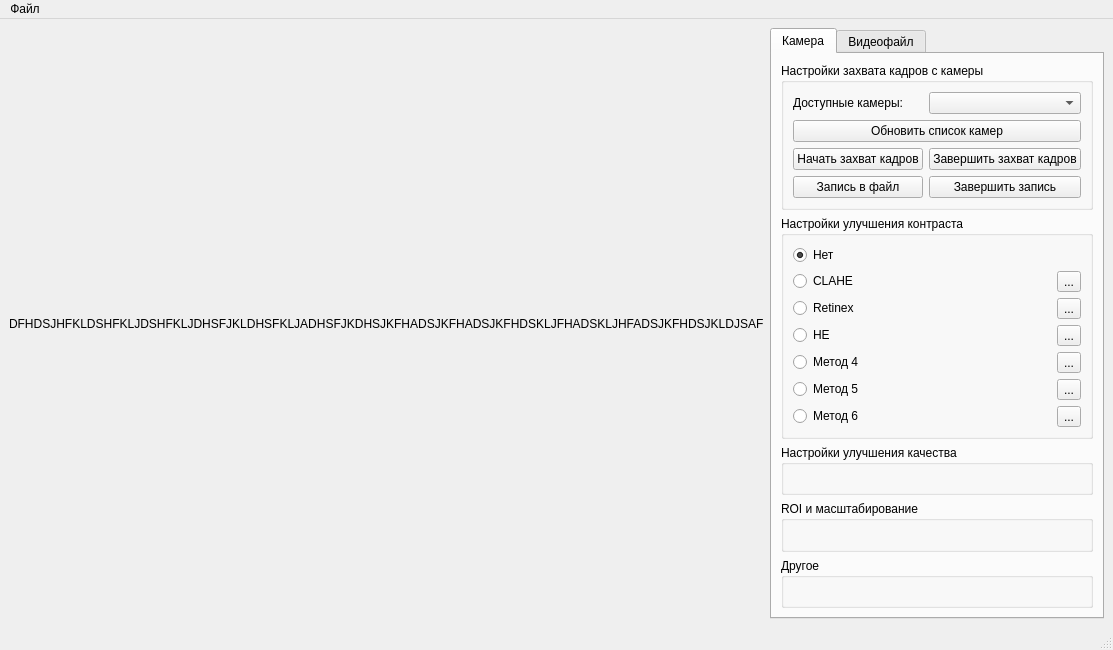
This is ui/main_window.ui in StarAres1/VideoHadler as Qt 5 draws it before an edit. The edited form follows.
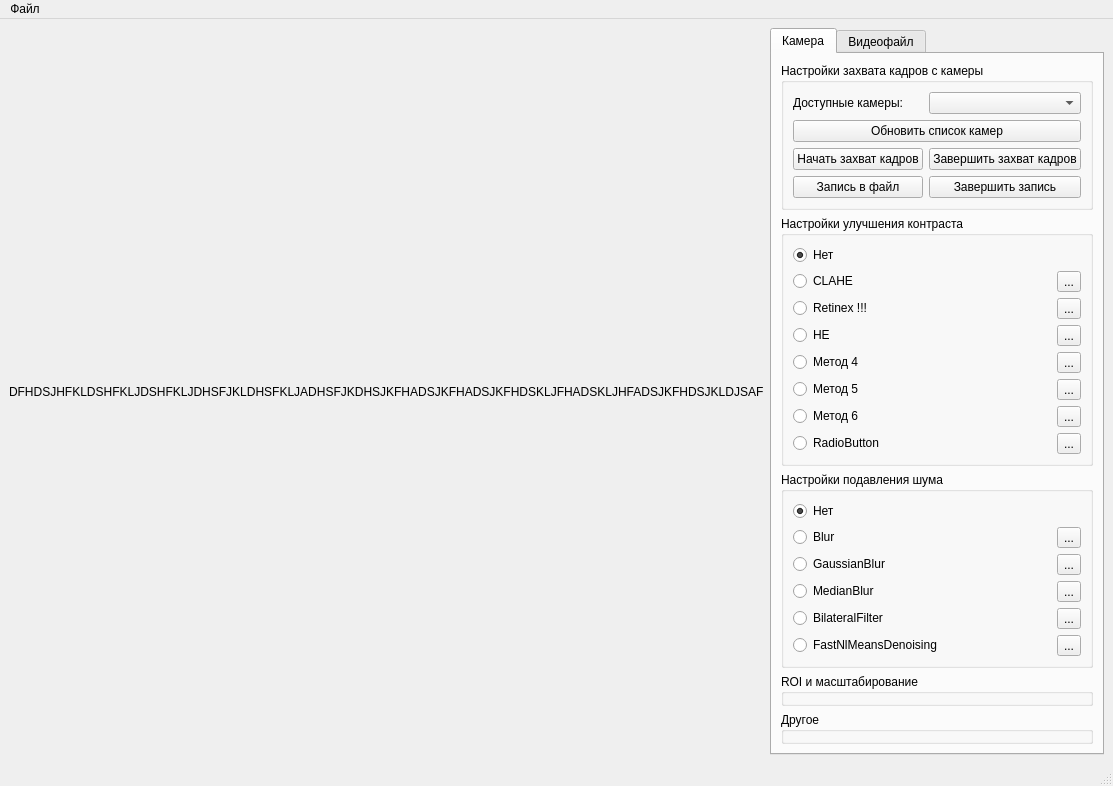
This is the edited form.

Commit message:
Добавлены методы для контрста и шума
Надо для каждого вынести параметры в отдельное диалоговое окно

What changed in the file:
```diff
--- a/ui/main_window.ui
+++ b/ui/main_window.ui
@@ -7,7 +7,7 @@
     <x>0</x>
     <y>0</y>
     <width>1009</width>
-    <height>650</height>
+    <height>704</height>
    </rect>
   </property>
   <property name="windowTitle">
@@ -95,6 +95,16 @@
            <string>Настройки улучшения контраста</string>
           </property>
           <layout class="QGridLayout" name="gridLayout">
+           <item row="0" column="0">
+            <widget class="QRadioButton" name="r_NotImprove">
+             <property name="text">
+              <string>Нет</string>
+             </property>
+             <property name="checked">
+              <bool>true</bool>
+             </property>
+            </widget>
+           </item>
            <item row="4" column="0">
             <widget class="QRadioButton" name="r_HE">
              <property name="text">
@@ -102,13 +112,20 @@
              </property>
             </widget>
            </item>
-           <item row="5" column="1">
-            <widget class="QToolButton" name="toolButton_4">
+           <item row="6" column="1">
+            <widget class="QToolButton" name="toolButton_5">
              <property name="text">
               <string>...</string>
              </property>
             </widget>
            </item>
+           <item row="7" column="0">
+            <widget class="QRadioButton" name="radioButton_6">
+             <property name="text">
+              <string>Метод 6</string>
+             </property>
+            </widget>
+           </item>
            <item row="6" column="0">
             <widget class="QRadioButton" name="radioButton_5">
              <property name="text">
@@ -116,27 +133,6 @@
              </property>
             </widget>
            </item>
-           <item row="6" column="1">
-            <widget class="QToolButton" name="toolButton_5">
-             <property name="text">
-              <string>...</string>
-             </property>
-            </widget>
-           </item>
-           <item row="1" column="1">
-            <widget class="QToolButton" name="bt_CLAHE">
-             <property name="text">
-              <string>...</string>
-             </property>
-            </widget>
-           </item>
-           <item row="3" column="0">
-            <widget class="QRadioButton" name="r_Retinex">
-             <property name="text">
-              <string>Retinex</string>
-             </property>
-            </widget>
-           </item>
            <item row="4" column="1">
             <widget class="QToolButton" name="bt_HE">
              <property name="text">
@@ -144,20 +140,6 @@
              </property>
             </widget>
            </item>
-           <item row="1" column="0">
-            <widget class="QRadioButton" name="r_CLAHE">
-             <property name="text">
-              <string>CLAHE</string>
-             </property>
-            </widget>
-           </item>
-           <item row="3" column="1">
-            <widget class="QToolButton" name="bt_Retinex">
-             <property name="text">
-              <string>...</string>
-             </property>
-            </widget>
-           </item>
            <item row="7" column="1">
             <widget class="QToolButton" name="toolButton_6">
              <property name="text">
@@ -165,10 +147,24 @@
              </property>
             </widget>
            </item>
-           <item row="7" column="0">
-            <widget class="QRadioButton" name="radioButton_6">
+           <item row="1" column="1">
+            <widget class="QToolButton" name="bt_CLAHE">
              <property name="text">
-              <string>Метод 6</string>
+              <string>...</string>
+             </property>
+            </widget>
+           </item>
+           <item row="3" column="0">
+            <widget class="QRadioButton" name="r_Retinex">
+             <property name="text">
+              <string>Retinex !!!</string>
+             </property>
+            </widget>
+           </item>
+           <item row="5" column="1">
+            <widget class="QToolButton" name="toolButton_4">
+             <property name="text">
+              <string>...</string>
              </property>
             </widget>
            </item>
@@ -179,13 +175,31 @@
              </property>
             </widget>
            </item>
-           <item row="0" column="0">
-            <widget class="QRadioButton" name="r_NotImprove">
+           <item row="1" column="0">
+            <widget class="QRadioButton" name="r_CLAHE">
              <property name="text">
-              <string>Нет</string>
+              <string>CLAHE</string>
              </property>
-             <property name="checked">
-              <bool>true</bool>
+            </widget>
+           </item>
+           <item row="3" column="1">
+            <widget class="QToolButton" name="bt_Retinex">
+             <property name="text">
+              <string>...</string>
+             </property>
+            </widget>
+           </item>
+           <item row="8" column="0">
+            <widget class="QRadioButton" name="radioButton">
+             <property name="text">
+              <string>RadioButton</string>
+             </property>
+            </widget>
+           </item>
+           <item row="8" column="1">
+            <widget class="QToolButton" name="toolButton_9">
+             <property name="text">
+              <string>...</string>
              </property>
             </widget>
            </item>
@@ -195,8 +209,90 @@
         <item>
          <widget class="QGroupBox" name="group_enhancement">
           <property name="title">
-           <string>Настройки улучшения качества</string>
+           <string>Настройки подавления шума</string>
           </property>
+          <layout class="QGridLayout" name="gridLayout_3">
+           <item row="5" column="0">
+            <widget class="QRadioButton" name="r_FastNlMeansDenoising">
+             <property name="text">
+              <string>FastNlMeansDenoising</string>
+             </property>
+            </widget>
+           </item>
+           <item row="2" column="1">
+            <widget class="QToolButton" name="toolButton_2">
+             <property name="text">
+              <string>...</string>
+             </property>
+            </widget>
+           </item>
+           <item row="1" column="0">
+            <widget class="QRadioButton" name="r_Blur">
+             <property name="text">
+              <string>Blur</string>
+             </property>
+            </widget>
+           </item>
+           <item row="3" column="0">
+            <widget class="QRadioButton" name="r_MedianBlur">
+             <property name="text">
+              <string>MedianBlur</string>
+             </property>
+            </widget>
+           </item>
+           <item row="3" column="1">
+            <widget class="QToolButton" name="toolButton_3">
+             <property name="text">
+              <string>...</string>
+             </property>
+            </widget>
+           </item>
+           <item row="4" column="1">
+            <widget class="QToolButton" name="toolButton_7">
+             <property name="text">
+              <string>...</string>
+             </property>
+            </widget>
+           </item>
+           <item row="1" column="1">
+            <widget class="QToolButton" name="toolButton">
+             <property name="text">
+              <string>...</string>
+             </property>
+            </widget>
+           </item>
+           <item row="0" column="0">
+            <widget class="QRadioButton" name="r_NotReductionNoise">
+             <property name="text">
+              <string>Нет</string>
+             </property>
+             <property name="checked">
+              <bool>true</bool>
+             </property>
+            </widget>
+           </item>
+           <item row="4" column="0">
+            <widget class="QRadioButton" name="r_BilateralFilter">
+             <property name="text">
+              <string>BilateralFilter</string>
+             </property>
+            </widget>
+           </item>
+           <item row="2" column="0">
+            <widget class="QRadioButton" name="r_GaussianBlur">
+             <property name="text">
+              <string>GaussianBlur</string>
+             </property>
+            </widget>
+           </item>
+           <item row="5" column="1">
+            <widget class="QToolButton" name="toolButton_8">
+             <property name="text">
+              <string>...</string>
+             </property>
+            </widget>
+           </item>
+          </layout>
          </widget>
         </item>
         <item>
```
The commit also changes 7 other files.
